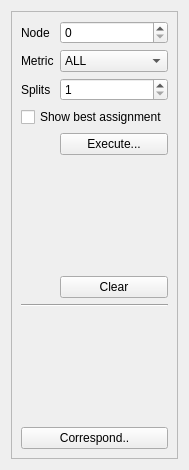
Above: ddtt/ddtt-plugin/ddtt_widget.ui from ialhashim/ddtt-dev before the change. Below: the same form after it.
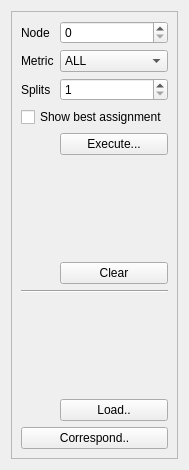
That is the form after the change.

What changed in the file:
```diff
--- a/ddtt/ddtt-plugin/ddtt_widget.ui
+++ b/ddtt/ddtt-plugin/ddtt_widget.ui
@@ -117,7 +117,7 @@
         </property>
        </widget>
       </item>
-      <item row="9" column="0" colspan="2">
+      <item row="10" column="0" colspan="2">
        <widget class="QPushButton" name="correspondButton">
         <property name="text">
          <string>Correspond..</string>
@@ -157,6 +157,13 @@
         </property>
        </widget>
       </item>
+      <item row="9" column="1">
+       <widget class="QPushButton" name="loadGraphs">
+        <property name="text">
+         <string>Load..</string>
+        </property>
+       </widget>
+      </item>
      </layout>
     </widget>
    </item>
```
